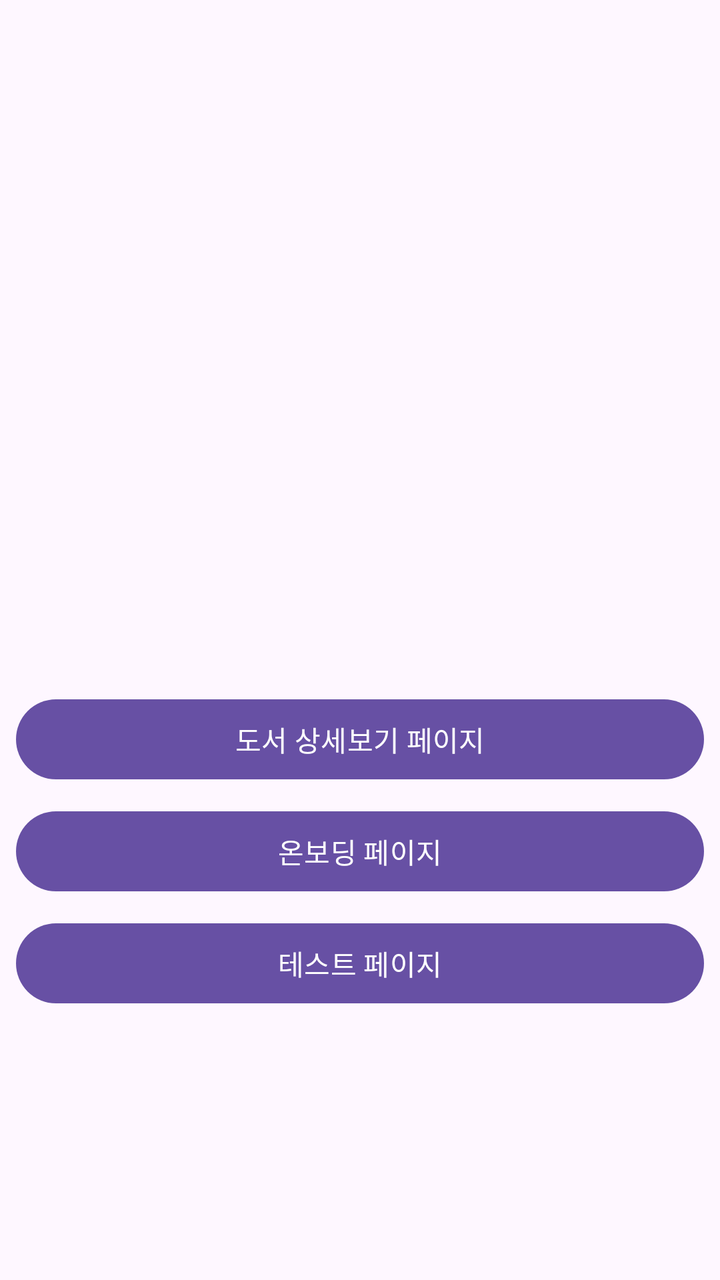
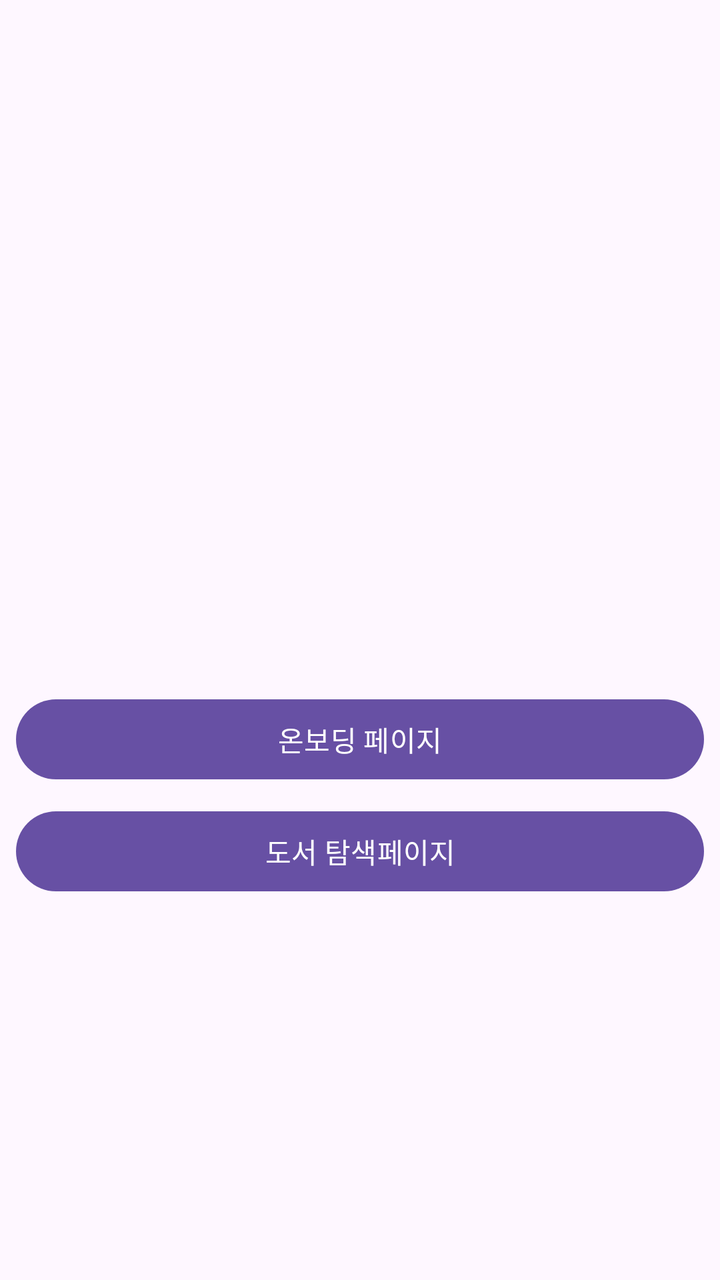

Before-and-after screenshots of an Android layout around one commit, followed by the original layout XML and the change that was made.
<!-- AndroidManifest.xml: application theme Theme.Bonda -->
<!-- res/layout/fragment_main_library.xml -->
<?xml version="1.0" encoding="utf-8"?>
<androidx.constraintlayout.widget.ConstraintLayout xmlns:android="http://schemas.android.com/apk/res/android"
    xmlns:app="http://schemas.android.com/apk/res-auto"
    xmlns:tools="http://schemas.android.com/tools"
    android:layout_width="match_parent"
    android:layout_height="match_parent"
    tools:context=".ui.main.library.LibraryFragment">

    <TextView
        android:id="@+id/text_library"
        android:layout_width="match_parent"
        android:layout_height="wrap_content"
        android:layout_marginStart="8dp"
        android:layout_marginTop="8dp"
        android:layout_marginEnd="8dp"
        android:textAlignment="center"
        android:textSize="20sp"
        app:layout_constraintBottom_toBottomOf="parent"
        app:layout_constraintEnd_toEndOf="parent"
        app:layout_constraintStart_toStartOf="parent"
        app:layout_constraintTop_toTopOf="parent" />

    <Button
        android:id="@+id/button_book_detail"
        android:layout_width="0dp"
        android:layout_height="wrap_content"
        android:layout_margin="8dp"
        android:text="도서 상세보기 페이지"
        app:layout_constraintStart_toStartOf="parent"
        app:layout_constraintEnd_toEndOf="parent"
        app:layout_constraintTop_toBottomOf="@id/text_library" />

    <Button
        android:id="@+id/button_onboarding"
        android:layout_width="0dp"
        android:layout_height="wrap_content"
        android:layout_margin="8dp"
        android:text="온보딩 페이지"
        app:layout_constraintStart_toStartOf="parent"
        app:layout_constraintEnd_toEndOf="parent"
        app:layout_constraintTop_toBottomOf="@id/button_book_detail" />

    <Button
        android:id="@+id/button_test"
        android:layout_width="0dp"
        android:layout_height="wrap_content"
        android:layout_margin="8dp"
        android:text="테스트 페이지"
        app:layout_constraintStart_toStartOf="parent"
        app:layout_constraintEnd_toEndOf="parent"
        app:layout_constraintTop_toBottomOf="@id/button_onboarding" />

</androidx.constraintlayout.widget.ConstraintLayout>
<!-- resources referenced by this layout -->
<resources>
  <style name="Theme.Bonda" parent="Base.Theme.Bonda">
          <item name="android:windowSplashScreenBackground">@color/splash_background</item>
          <item name="android:windowSplashScreenAnimatedIcon">@drawable/ic_splash_logo</item>
      </style>
  <style name="Base.Theme.Bonda" parent="Theme.Material3.Light.NoActionBar">
          
      </style>
  <color name="splash_background">#524545</color>
  <!-- drawable ic_splash_logo: vector/xml drawable (drawable, 6541 chars, omitted) -->
</resources>

<!-- the commit's change to res/layout/fragment_main_library.xml (unified diff, before → after) -->
@@ -21,16 +21,6 @@
         app:layout_constraintTop_toTopOf="parent" />
 
     <Button
-        android:id="@+id/button_book_detail"
-        android:layout_width="0dp"
-        android:layout_height="wrap_content"
-        android:layout_margin="8dp"
-        android:text="도서 상세보기 페이지"
-        app:layout_constraintStart_toStartOf="parent"
-        app:layout_constraintEnd_toEndOf="parent"
-        app:layout_constraintTop_toBottomOf="@id/text_library" />
-
-    <Button
         android:id="@+id/button_onboarding"
         android:layout_width="0dp"
         android:layout_height="wrap_content"
@@ -38,14 +28,14 @@
         android:text="온보딩 페이지"
         app:layout_constraintStart_toStartOf="parent"
         app:layout_constraintEnd_toEndOf="parent"
-        app:layout_constraintTop_toBottomOf="@id/button_book_detail" />
+        app:layout_constraintTop_toBottomOf="@id/text_library" />
 
     <Button
-        android:id="@+id/button_test"
+        android:id="@+id/button_books"
         android:layout_width="0dp"
         android:layout_height="wrap_content"
         android:layout_margin="8dp"
-        android:text="테스트 페이지"
+        android:text="도서 탐색페이지"
         app:layout_constraintStart_toStartOf="parent"
         app:layout_constraintEnd_toEndOf="parent"
         app:layout_constraintTop_toBottomOf="@id/button_onboarding" />
